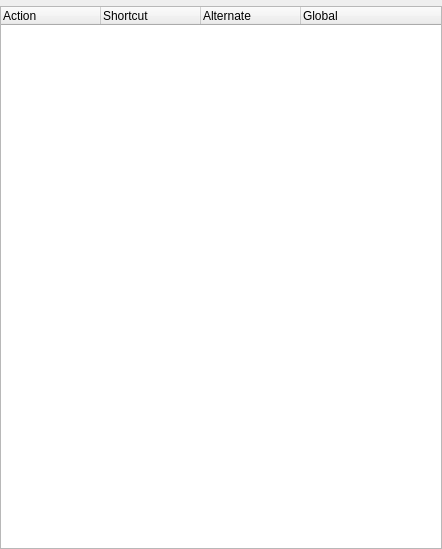
This is kdeui/dialogs/kshortcutsdialog.ui in KDE/kdelibs as Qt 5 draws it before an edit. The edited form follows.
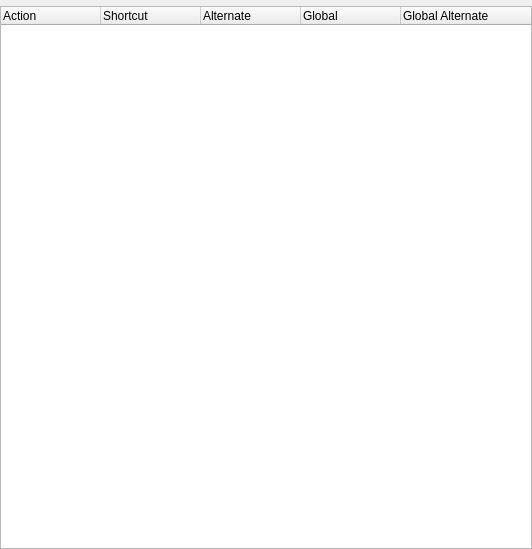
This is the edited form. Custom widgets are drawn as their Qt base class.

Commit message: make KShortcutsEditor::undoChanges() work, correctly draw the background behind the extension icon in KExtendableItemDelegate (looks much better now), and small stuff

The edit to the form file:
```diff
--- a/kdeui/dialogs/kshortcutsdialog.ui
+++ b/kdeui/dialogs/kshortcutsdialog.ui
@@ -5,7 +5,7 @@
    <rect>
     <x>0</x>
     <y>0</y>
-    <width>442</width>
+    <width>532</width>
     <height>549</height>
    </rect>
   </property>
@@ -54,6 +54,11 @@
        <string>Global</string>
       </property>
      </column>
+     <column>
+      <property name="text" >
+       <string>Global Alternate</string>
+      </property>
+     </column>
     </widget>
    </item>
   </layout>
```
The commit also changes 2 other files.
